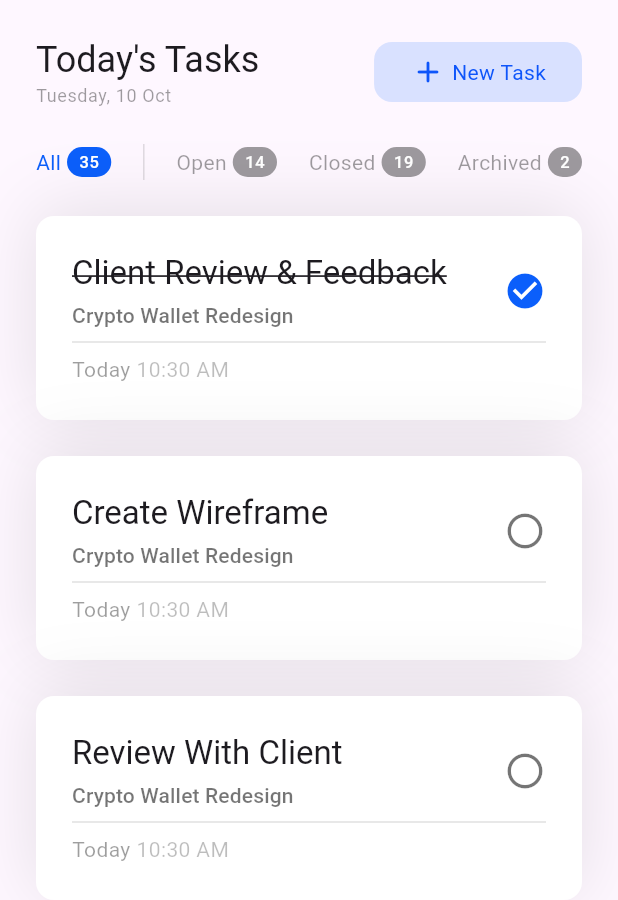
After one commit to guillermoSb/flutter_ui_challenges, a Flutter app: the screen it shows after launch, after a tap on "2 - Todo Lists", on a phone screen of 412 x 824 dp. The commit adds this screen. Shown: the top 900 px of the screen. Run offline on Flutter 3.47's test engine with Material 2 defaults, Android fonts, the phone set to English and light mode, and no system bars; our stand-ins replace flutter_riverpod.

Commit message:
Implemented basic design

```diff
--- /dev/null
+++ b/lib/datetime_string.dart
@@ -0,0 +1,28 @@
+import 'package:intl/intl.dart';
+
+extension DateTimeString on DateTime {
+  get dayString {
+    final today = DateTime.now();
+    final yesterday = today.subtract(const Duration(days: 1));
+    final tomorrow = today.add(const Duration(days: 1));
+    if (day == today.day && month == today.month && year == today.year) {
+      return 'Today';
+    } else if (day == yesterday.day &&
+        month == yesterday.month &&
+        year == yesterday.year) {
+      return 'Yesterday';
+    } else if (day == tomorrow.day &&
+        month == tomorrow.month &&
+        year == tomorrow.year) {
+      return 'Tomorrow';
+    } else {
+      final dateFormat = DateFormat('MMM D');
+      return dateFormat.format(this);
+    }
+  }
+
+  get hourString {
+    final hourFormat = DateFormat('h:mm a');
+    return hourFormat.format(this);
+  }
+}
--- a/lib/home_screen.dart
+++ b/lib/home_screen.dart
@@ -1,6 +1,7 @@
 import 'package:flutter/material.dart';
 import 'package:flutter_riverpod/flutter_riverpod.dart';
 import 'package:ui_challenges/screens/login_screen_01.dart';
+import 'package:ui_challenges/screens/todo_list_screen_01.dart';
 import 'package:ui_challenges/theme_provider.dart';
 
 class HomeScreen extends ConsumerWidget {
@@ -26,6 +27,17 @@ class HomeScreen extends ConsumerWidget {
                     MaterialPageRoute(
                         builder: (context) => const LoginScreen01()));
               },
+            ),
+            ListTile(
+              title: const Text('2 - Todo Lists'),
+              subtitle: const Text('A simple todo list screen'),
+              onTap: () {
+                ref.read(appThemeProvider.notifier).changeColorScheme(1);
+                Navigator.push(
+                    context,
+                    MaterialPageRoute(
+                        builder: (context) => const TodoListScreen01()));
+              },
             )
           ],
         ),
--- a/lib/main.dart
+++ b/lib/main.dart
@@ -16,6 +16,7 @@ class MyApp extends ConsumerWidget {
     final appTheme = ref.watch(appThemeProvider);
     return MaterialApp(
       title: 'Flutter Demo',
+      debugShowCheckedModeBanner: false,
       theme: appTheme,
       home: const HomeScreen(),
     );
--- /dev/null
+++ b/lib/screens/todo_list_screen_01.dart
@@ -0,0 +1,323 @@
+import 'package:flutter/material.dart';
+import 'package:ui_challenges/datetime_string.dart';
+
+class TodoListScreen01 extends StatelessWidget {
+  const TodoListScreen01({super.key});
+
+  @override
+  Widget build(BuildContext context) {
+    return Scaffold(
+      body: Padding(
+        padding: const EdgeInsets.symmetric(horizontal: 24),
+        child: Column(
+          children: [
+            const SizedBox(
+              height: 24,
+            ),
+            const TodoListHeader(),
+            const SizedBox(
+              height: 24,
+            ),
+            const TodoFilterBar(),
+            const SizedBox(
+              height: 24,
+            ),
+            Expanded(
+                child: ListView(
+              children: [
+                TodoCard(
+                  title: 'Client Review & Feedback',
+                  subTitle: 'Crypto Wallet Redesign',
+                  completed: true,
+                  startDate: DateTime.now(),
+                ),
+                const SizedBox(
+                  height: 24,
+                ),
+                TodoCard(
+                  title: 'Create Wireframe',
+                  subTitle: 'Crypto Wallet Redesign',
+                  completed: false,
+                  startDate: DateTime.now(),
+                ),
+                const SizedBox(
+                  height: 24,
+                ),
+                TodoCard(
+                  title: 'Review With Client',
+                  subTitle: 'Crypto Wallet Redesign',
+                  completed: false,
+                  startDate: DateTime.now(),
+                ),
+              ],
+            ))
+          ],
+        ),
+      ),
+    );
+  }
+}
+
+class TodoCard extends StatefulWidget {
+  final String title;
+  final String subTitle;
+  final bool completed;
+  final DateTime startDate;
+
+  const TodoCard({
+    super.key,
+    required this.title,
+    required this.subTitle,
+    required this.completed,
+    required this.startDate,
+  });
+
+  @override
+  State<TodoCard> createState() => _TodoCardState();
+}
+
+class _TodoCardState extends State<TodoCard> {
+  bool _selected = false;
+
+  @override
+  void initState() {
+    setState(() {
+      _selected = widget.completed;
+    });
+    super.initState();
+  }
+
+  @override
+  Widget build(BuildContext context) {
+    final colors = Theme.of(context).colorScheme;
+    final textTheme = Theme.of(context).textTheme;
+    return Container(
+      decoration: BoxDecoration(
+        color: Colors.white,
+        borderRadius: BorderRadius.circular(12),
+        boxShadow: [
+          BoxShadow(
+              color: Colors.black54.withOpacity(0.1),
+              blurRadius: 40,
+              offset: const Offset(0, -4)),
+        ],
+      ),
+      // color: Colors.red,
+      child: Padding(
+        padding: const EdgeInsets.symmetric(horizontal: 24, vertical: 24),
+        child: Column(
+          crossAxisAlignment: CrossAxisAlignment.start,
+          children: [
+            // Header
+            Row(
+              mainAxisAlignment: MainAxisAlignment.spaceBetween,
+              children: [
+                Column(
+                  crossAxisAlignment: CrossAxisAlignment.start,
+                  children: [
+                    Text(
+                      widget.title,
+                      style: textTheme.titleLarge?.copyWith(
+                        decoration: _selected
+                            ? TextDecoration.lineThrough
+                            : TextDecoration.none,
+                      ),
+                    ),
+                    const SizedBox(
+                      height: 4,
+                    ),
+                    Text(
+                      widget.subTitle,
+                      style:
+                          textTheme.titleSmall?.copyWith(color: Colors.black54),
+                    ),
+                  ],
+                ),
+                GestureDetector(
+                  onTap: () {
+                    setState(() {
+                      _selected = !_selected;
+                    });
+                  },
+                  child: _selected
+                      ? Icon(
+                          Icons.check_circle,
+                          color: colors.secondary,
+                          size: 28,
+                        )
+                      : const Icon(
+                          Icons.circle_outlined,
+                          color: Colors.black54,
+                          size: 28,
+                        ),
+                )
+              ],
+            ),
+            // Divider
+            const Divider(
+              color: Colors.black12,
+            ),
+            Row(
+              children: [
+                Text(
+                  widget.startDate.dayString,
+                  style: textTheme.bodyMedium?.copyWith(color: Colors.black38),
+                ),
+                const SizedBox(
+                  width: 4,
+                ),
+                Text(
+                  widget.startDate.hourString,
+                  style: textTheme.bodyMedium?.copyWith(color: Colors.black26),
+                )
+              ],
+            )
+          ],
+        ),
+      ),
+    );
+  }
+}
+
+class TodoFilterBar extends StatelessWidget {
+  const TodoFilterBar({super.key});
+
+  @override
+  Widget build(BuildContext context) {
+    return Row(
+      mainAxisAlignment: MainAxisAlignment.spaceBetween,
+      children: [
+        const TodoFilterChip(
+          isSelected: true,
+          label: 'All',
+          quantity: 35,
+        ),
+        Container(
+          width: 1,
+          height: 24,
+          color: Colors.black12,
+        ),
+        const TodoFilterChip(
+          isSelected: false,
+          label: 'Open',
+          quantity: 14,
+        ),
+        const TodoFilterChip(
+          isSelected: false,
+          label: 'Closed',
+          quantity: 19,
+        ),
+        const TodoFilterChip(
+          isSelected: false,
+          label: 'Archived',
+          quantity: 2,
+        )
+      ],
+    );
+  }
+}
+
+class TodoFilterChip extends StatelessWidget {
+  final bool isSelected;
+  final String label;
+  final int quantity;
+
+  const TodoFilterChip(
+      {required this.isSelected,
+      required this.label,
+      required this.quantity,
+      super.key});
+
+  @override
+  Widget build(BuildContext context) {
+    final colors = Theme.of(context).colorScheme;
+    final textTheme = Theme.of(context).textTheme;
+    return Row(
+      children: [
+        Text(
+          label,
+          style:
+              TextStyle(color: isSelected ? colors.secondary : Colors.black38),
+        ),
+        const SizedBox(
+          width: 4,
+        ),
+        Container(
+          decoration: ShapeDecoration(
+            shape: const StadiumBorder(),
+            color: isSelected ? colors.secondary : Colors.black38,
+          ),
+          child: Center(
+            child: Padding(
+              padding: const EdgeInsets.symmetric(vertical: 2, horizontal: 8),
+              child: Text('$quantity',
+                  style: textTheme.labelSmall?.copyWith(
+                    color: isSelected ? colors.onSecondary : Colors.white,
+                  )),
+            ),
+          ),
+        )
+      ],
+    );
+  }
+}
+
+class TodoListHeader extends StatelessWidget {
+  const TodoListHeader({super.key});
+  @override
+  Widget build(BuildContext context) {
+    final textTheme = Theme.of(context).textTheme;
+    final colors = Theme.of(context).colorScheme;
+    return Row(
+      children: [
+        // Title
+        Column(
+          crossAxisAlignment: CrossAxisAlignment.start,
+          children: [
+            Text(
+              'Today\'s Tasks',
+              style: textTheme.headlineSmall,
+            ),
+            Text(
+              'Tuesday, 10 Oct',
+              style: textTheme.bodySmall?.copyWith(
+                color: Colors.black38,
+              ),
+            )
+          ],
+        ),
+        const Spacer(),
+        // Button
+        Material(
+          color: colors.primaryContainer.withOpacity(0.2),
+          shape: RoundedRectangleBorder(
+            borderRadius: BorderRadius.circular(12),
+          ),
+          child: InkWell(
+            customBorder:
+                RoundedRectangleBorder(borderRadius: BorderRadius.circular(12)),
+            onTap: () {},
+            child: Padding(
+              padding: const EdgeInsets.symmetric(vertical: 8, horizontal: 24),
+              child: Row(
+                children: [
+                  Icon(
+                    Icons.add_rounded,
+                    color: colors.primary,
+                  ),
+                  const SizedBox(
+                    width: 4,
+                  ),
+                  Text(
+                    'New Task',
+                    style: TextStyle(color: colors.primary),
+                  )
+                ],
+              ),
+            ),
+          ),
+        )
+      ],
+    );
+  }
+}
--- a/lib/theme_provider.dart
+++ b/lib/theme_provider.dart
@@ -9,6 +9,12 @@ final List<ColorScheme> schemes = [
     onSecondary: Colors.black,
     tertiary: Color.fromRGBO(116, 118, 131, 1),
   ),
+  const ColorScheme.light().copyWith(
+      primary: const Color.fromRGBO(14, 85, 250, 1),
+      onPrimary: Colors.white,
+      primaryContainer: const Color.fromRGBO(67, 136, 255, 1),
+      secondary: const Color.fromRGBO(11, 95, 251, 1),
+      onSecondary: Colors.white),
 ];
 
 class AppThemeNotifier extends StateNotifier<ThemeData> {
--- a/pubspec.yaml
+++ b/pubspec.yaml
@@ -32,6 +32,7 @@ dependencies:
   flutter:
     sdk: flutter
   flutter_riverpod: ^2.4.3
+  intl: ^0.18.1
   riverpod: ^2.4.3
 
 dev_dependencies:
@@ -52,7 +53,6 @@ flutter:
   assets:
     - assets/google-icon.png
     - assets/apple-icon.png
-
   # An image asset can refer to one or more resolution-specific "variants", see
   # https://flutter.dev/assets-and-images/#resolution-aware
   # For details regarding adding assets from package dependencies, see
```
Also changed, not shown: pubspec.lock.
